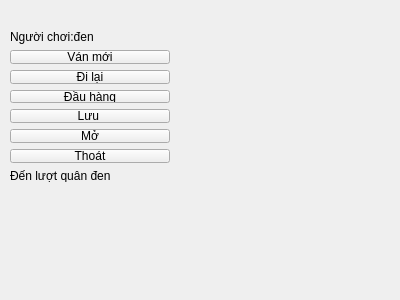
HoagDyu/Project-COVAY, file view/panel.ui: the form before one commit.
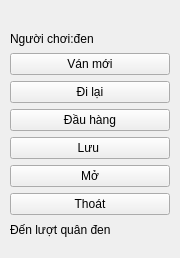
The form after the commit.

The edit to the form file:
```diff
--- a/view/panel.ui
+++ b/view/panel.ui
@@ -6,8 +6,8 @@
    <rect>
     <x>0</x>
     <y>0</y>
-    <width>400</width>
-    <height>300</height>
+    <width>180</width>
+    <height>258</height>
    </rect>
   </property>
   <property name="windowTitle">
@@ -19,7 +19,7 @@
      <x>10</x>
      <y>30</y>
      <width>160</width>
-     <height>152</height>
+     <height>208</height>
     </rect>
    </property>
    <layout class="QVBoxLayout" name="verticalLayout">
```
